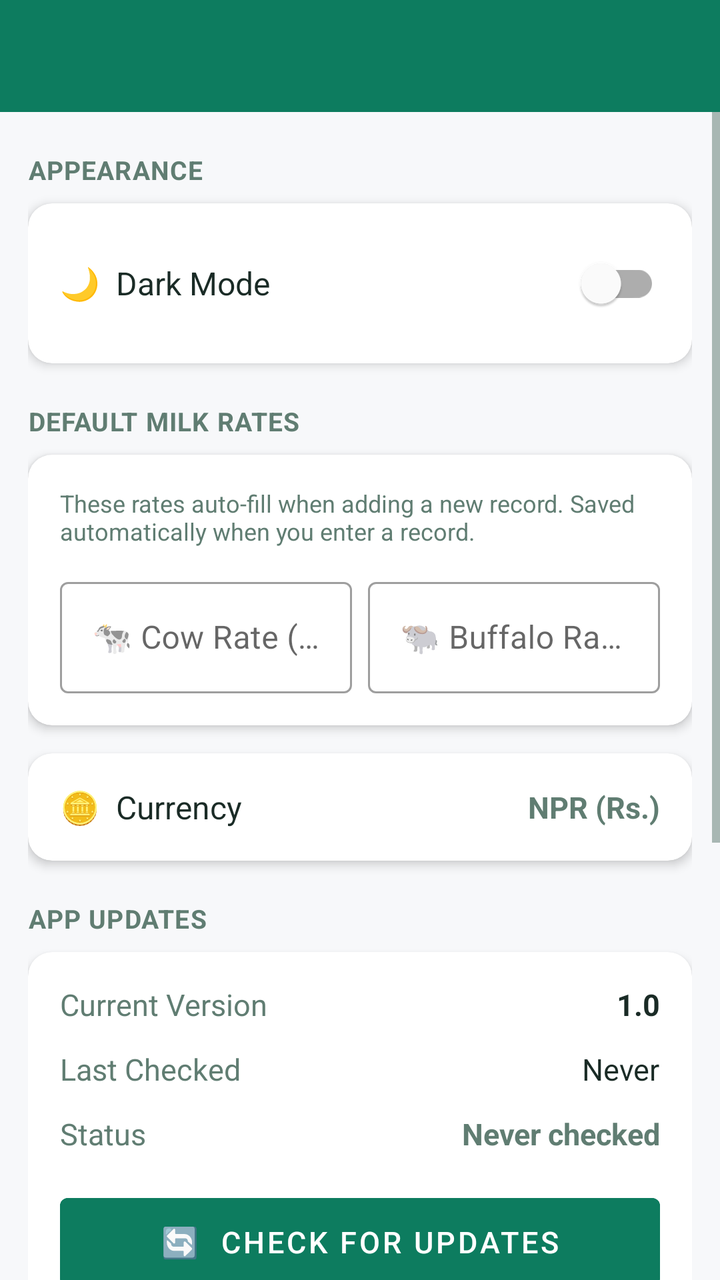
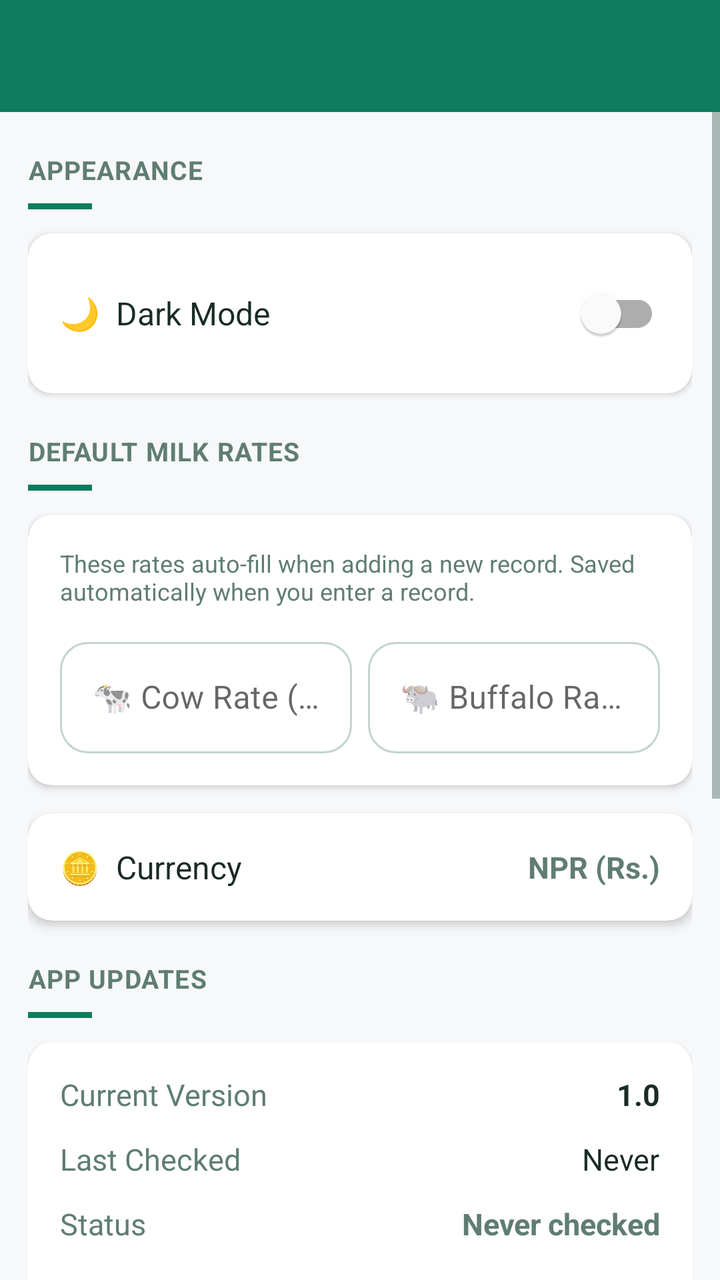

The first picture is an Android layout as it rendered before a commit; the second is the same layout after the commit. The layout source and the unified diff follow.
<!-- AndroidManifest.xml: application theme Theme.MilkDiary -->
<!-- res/layout/activity_settings.xml -->
<?xml version="1.0" encoding="utf-8"?>
<LinearLayout xmlns:android="http://schemas.android.com/apk/res/android"
    xmlns:app="http://schemas.android.com/apk/res-auto"
    android:layout_width="match_parent"
    android:layout_height="match_parent"
    android:orientation="vertical"
    android:background="@color/background">

    <com.google.android.material.appbar.MaterialToolbar
        android:id="@+id/toolbar"
        android:layout_width="match_parent"
        android:layout_height="?attr/actionBarSize"
        android:background="@color/primary"
        app:titleTextColor="@color/text_on_primary"
        app:navigationIconTint="@color/text_on_primary" />

    <ScrollView
        android:layout_width="match_parent"
        android:layout_height="match_parent">

        <LinearLayout
            android:layout_width="match_parent"
            android:layout_height="wrap_content"
            android:orientation="vertical"
            android:padding="14dp">

            
            <TextView
                android:layout_width="match_parent"
                android:layout_height="wrap_content"
                android:text="APPEARANCE"
                style="@style/SectionLabel" />

            <androidx.cardview.widget.CardView
                android:layout_width="match_parent"
                android:layout_height="wrap_content"
                android:layout_marginBottom="14dp"
                app:cardCornerRadius="12dp"
                app:cardElevation="3dp"
                app:cardBackgroundColor="@color/card_bg">

                <LinearLayout
                    android:layout_width="match_parent"
                    android:layout_height="wrap_content"
                    android:orientation="horizontal"
                    android:padding="16dp"
                    android:gravity="center_vertical">

                    <TextView
                        android:layout_width="0dp"
                        android:layout_height="wrap_content"
                        android:layout_weight="1"
                        android:text="🌙  Dark Mode"
                        android:textSize="16sp"
                        android:textColor="@color/text_primary" />

                    <com.google.android.material.switchmaterial.SwitchMaterial
                        android:id="@+id/switchDarkMode"
                        android:layout_width="wrap_content"
                        android:layout_height="wrap_content" />
                </LinearLayout>
            </androidx.cardview.widget.CardView>

            
            <TextView
                android:layout_width="match_parent"
                android:layout_height="wrap_content"
                android:text="DEFAULT MILK RATES"
                style="@style/SectionLabel" />

            <androidx.cardview.widget.CardView
                android:layout_width="match_parent"
                android:layout_height="wrap_content"
                android:layout_marginBottom="14dp"
                app:cardCornerRadius="12dp"
                app:cardElevation="3dp"
                app:cardBackgroundColor="@color/card_bg">

                <LinearLayout
                    android:layout_width="match_parent"
                    android:layout_height="wrap_content"
                    android:orientation="vertical"
                    android:padding="16dp">

                    <TextView
                        android:layout_width="match_parent"
                        android:layout_height="wrap_content"
                        android:text="These rates auto-fill when adding a new record. Saved automatically when you enter a record."
                        android:textSize="12sp"
                        android:textColor="@color/text_secondary"
                        android:paddingBottom="12dp" />

                    <LinearLayout
                        android:layout_width="match_parent"
                        android:layout_height="wrap_content"
                        android:orientation="horizontal">

                        <com.google.android.material.textfield.TextInputLayout
                            android:layout_width="0dp"
                            android:layout_height="wrap_content"
                            android:layout_weight="1"
                            android:layout_marginEnd="8dp"
                            android:hint="🐄 Cow Rate (Rs/L)"
                            style="@style/Widget.MaterialComponents.TextInputLayout.OutlinedBox">

                            <com.google.android.material.textfield.TextInputEditText
                                android:id="@+id/etDefaultCowRate"
                                android:layout_width="match_parent"
                                android:layout_height="wrap_content"
                                android:inputType="numberDecimal"
                                android:textSize="16sp"
                                android:selectAllOnFocus="true" />
                        </com.google.android.material.textfield.TextInputLayout>

                        <com.google.android.material.textfield.TextInputLayout
                            android:layout_width="0dp"
                            android:layout_height="wrap_content"
                            android:layout_weight="1"
                            android:hint="🐃 Buffalo Rate (Rs/L)"
                            style="@style/Widget.MaterialComponents.TextInputLayout.OutlinedBox">

                            <com.google.android.material.textfield.TextInputEditText
                                android:id="@+id/etDefaultBufRate"
                                android:layout_width="match_parent"
                                android:layout_height="wrap_content"
                                android:inputType="numberDecimal"
                                android:textSize="16sp"
                                android:selectAllOnFocus="true" />
                        </com.google.android.material.textfield.TextInputLayout>
                    </LinearLayout>
                </LinearLayout>
            </androidx.cardview.widget.CardView>

            
            <androidx.cardview.widget.CardView
                android:layout_width="match_parent"
                android:layout_height="wrap_content"
                android:layout_marginBottom="14dp"
                app:cardCornerRadius="12dp"
                app:cardElevation="3dp"
                app:cardBackgroundColor="@color/card_bg">

                <LinearLayout
                    android:layout_width="match_parent"
                    android:layout_height="wrap_content"
                    android:orientation="horizontal"
                    android:padding="16dp"
                    android:gravity="center_vertical">

                    <TextView
                        android:layout_width="0dp"
                        android:layout_height="wrap_content"
                        android:layout_weight="1"
                        android:text="🪙  Currency"
                        android:textSize="16sp"
                        android:textColor="@color/text_primary" />

                    <TextView
                        android:layout_width="wrap_content"
                        android:layout_height="wrap_content"
                        android:text="NPR (Rs.)"
                        android:textSize="15sp"
                        android:textColor="@color/text_secondary"
                        android:textStyle="bold" />
                </LinearLayout>
            </androidx.cardview.widget.CardView>

            
            <TextView
                android:layout_width="match_parent"
                android:layout_height="wrap_content"
                android:text="APP UPDATES"
                style="@style/SectionLabel" />

            <androidx.cardview.widget.CardView
                android:layout_width="match_parent"
                android:layout_height="wrap_content"
                android:layout_marginBottom="14dp"
                app:cardCornerRadius="12dp"
                app:cardElevation="3dp"
                app:cardBackgroundColor="@color/card_bg">

                <LinearLayout
                    android:layout_width="match_parent"
                    android:layout_height="wrap_content"
                    android:orientation="vertical"
                    android:padding="16dp">

                    <LinearLayout
                        android:layout_width="match_parent"
                        android:layout_height="wrap_content"
                        android:orientation="horizontal"
                        android:layout_marginBottom="12dp">

                        <TextView
                            android:layout_width="0dp"
                            android:layout_height="wrap_content"
                            android:layout_weight="1"
                            android:text="Current Version"
                            android:textColor="@color/text_secondary"
                            android:textSize="15sp" />

                        <TextView
                            android:id="@+id/tvCurrentVersion"
                            android:layout_width="wrap_content"
                            android:layout_height="wrap_content"
                            android:text="1.0"
                            android:textColor="@color/text_primary"
                            android:textSize="15sp"
                            android:textStyle="bold" />
                    </LinearLayout>

                    <LinearLayout
                        android:layout_width="match_parent"
                        android:layout_height="wrap_content"
                        android:orientation="horizontal"
                        android:layout_marginBottom="12dp">

                        <TextView
                            android:layout_width="0dp"
                            android:layout_height="wrap_content"
                            android:layout_weight="1"
                            android:text="Last Checked"
                            android:textColor="@color/text_secondary"
                            android:textSize="15sp" />

                        <TextView
                            android:id="@+id/tvLastUpdateCheck"
                            android:layout_width="wrap_content"
                            android:layout_height="wrap_content"
                            android:text="Never"
                            android:textColor="@color/text_primary"
                            android:textSize="15sp" />
                    </LinearLayout>

                    <LinearLayout
                        android:layout_width="match_parent"
                        android:layout_height="wrap_content"
                        android:orientation="horizontal"
                        android:layout_marginBottom="16dp">

                        <TextView
                            android:layout_width="0dp"
                            android:layout_height="wrap_content"
                            android:layout_weight="1"
                            android:text="Status"
                            android:textColor="@color/text_secondary"
                            android:textSize="15sp" />

                        <TextView
                            android:id="@+id/tvUpdateStatus"
                            android:layout_width="wrap_content"
                            android:layout_height="wrap_content"
                            android:text="Never checked"
                            android:textColor="@color/text_secondary"
                            android:textSize="15sp"
                            android:textStyle="bold" />
                    </LinearLayout>

                    <Button
                        android:id="@+id/btnCheckUpdates"
                        android:layout_width="match_parent"
                        android:layout_height="56dp"
                        android:text="🔄  Check for Updates"
                        android:textSize="15sp"
                        android:backgroundTint="@color/primary" />
                </LinearLayout>
            </androidx.cardview.widget.CardView>

            
            <TextView
                android:layout_width="match_parent"
                android:layout_height="wrap_content"
                android:text="DATA MANAGEMENT"
                style="@style/SectionLabel" />

            <Button
                android:id="@+id/btnBackup"
                android:layout_width="match_parent"
                android:layout_height="56dp"
                android:layout_marginBottom="10dp"
                android:text="📤  Backup Database"
                android:textSize="15sp"
                android:backgroundTint="@color/primary" />

            <Button
                android:id="@+id/btnRestore"
                android:layout_width="match_parent"
                android:layout_height="56dp"
                android:layout_marginBottom="10dp"
                android:text="📥  Restore Data"
                android:textSize="15sp"
                android:backgroundTint="@color/primary_dark" />

            <Button
                android:id="@+id/btnExportCsv"
                android:layout_width="match_parent"
                android:layout_height="56dp"
                android:layout_marginBottom="24dp"
                android:text="📊  Export CSV"
                android:textSize="15sp"
                android:backgroundTint="@color/accent" />

            <TextView
                android:layout_width="match_parent"
                android:layout_height="wrap_content"
                android:text="Milk Diary v1.0  •  Fully Offline  •  Data stored on this device"
                android:gravity="center"
                android:textSize="12sp"
                android:textColor="@color/text_secondary"
                android:paddingBottom="4dp" />

            <TextView
                android:layout_width="match_parent"
                android:layout_height="wrap_content"
                android:text="@string/developer_credit"
                android:gravity="center"
                android:textSize="12sp"
                android:textStyle="bold"
                android:textColor="@color/text_secondary"
                android:paddingBottom="16dp" />

        </LinearLayout>
    </ScrollView>
</LinearLayout>
<!-- resources referenced by this layout -->
<resources>
  <color name="accent">#E8913A</color>
  <color name="background">#F7F8FA</color>
  <color name="card_bg">#FFFFFF</color>
  <color name="primary">#0D7C5F</color>
  <color name="primary_dark">#095E48</color>
  <color name="text_on_primary">#FFFFFF</color>
  <color name="text_primary">#1A2B26</color>
  <color name="text_secondary">#607D72</color>
  <string name="developer_credit">Developer Name - Nabin Thapa</string>
  <style name="SectionLabel">
          <item name="android:layout_width">match_parent</item>
          <item name="android:layout_height">wrap_content</item>
          <item name="android:textSize">13sp</item>
          <item name="android:textColor">@color/text_secondary</item>
          <item name="android:textStyle">bold</item>
          <item name="android:letterSpacing">0.03</item>
          <item name="android:paddingBottom">8dp</item>
          <item name="android:paddingTop">6dp</item>
      </style>
  <style name="Theme.MilkDiary" parent="Theme.MaterialComponents.DayNight.NoActionBar">
          <item name="colorPrimary">@color/primary</item>
          <item name="colorPrimaryDark">@color/primary_dark</item>
          <item name="colorAccent">@color/accent</item>
          <item name="android:colorBackground">@color/background</item>
          <item name="colorSurface">@color/surface</item>
          <item name="android:textColorPrimary">@color/text_primary</item>
          <item name="android:textColorSecondary">@color/text_secondary</item>
          <item name="windowActionBar">false</item>
          <item name="windowNoTitle">true</item>
          <item name="android:statusBarColor">@color/primary_dark</item>
          <item name="android:navigationBarColor">@color/background</item>
      </style>
  <color name="surface">#FFFFFF</color>
</resources>

<!-- the commit's change to res/layout/activity_settings.xml (unified diff, before → after) -->
@@ -30,13 +30,14 @@
                 android:layout_height="wrap_content"
                 android:text="APPEARANCE"
                 style="@style/SectionLabel" />
+            <View style="@style/SectionDivider" />
 
             <androidx.cardview.widget.CardView
                 android:layout_width="match_parent"
                 android:layout_height="wrap_content"
                 android:layout_marginBottom="14dp"
                 app:cardCornerRadius="12dp"
-                app:cardElevation="3dp"
+                app:cardElevation="2dp"
                 app:cardBackgroundColor="@color/card_bg">
 
                 <LinearLayout
@@ -67,13 +68,14 @@
                 android:layout_height="wrap_content"
                 android:text="DEFAULT MILK RATES"
                 style="@style/SectionLabel" />
+            <View style="@style/SectionDivider" />
 
             <androidx.cardview.widget.CardView
                 android:layout_width="match_parent"
                 android:layout_height="wrap_content"
                 android:layout_marginBottom="14dp"
                 app:cardCornerRadius="12dp"
-                app:cardElevation="3dp"
+                app:cardElevation="2dp"
                 app:cardBackgroundColor="@color/card_bg">
 
                 <LinearLayout
@@ -101,7 +103,7 @@
                             android:layout_weight="1"
                             android:layout_marginEnd="8dp"
                             android:hint="🐄 Cow Rate (Rs/L)"
-                            style="@style/Widget.MaterialComponents.TextInputLayout.OutlinedBox">
+                            style="@style/InputField">
 
                             <com.google.android.material.textfield.TextInputEditText
                                 android:id="@+id/etDefaultCowRate"
@@ -117,7 +119,7 @@
                             android:layout_height="wrap_content"
                             android:layout_weight="1"
                             android:hint="🐃 Buffalo Rate (Rs/L)"
-                            style="@style/Widget.MaterialComponents.TextInputLayout.OutlinedBox">
+                            style="@style/InputField">
 
                             <com.google.android.material.textfield.TextInputEditText
                                 android:id="@+id/etDefaultBufRate"
@@ -171,13 +173,14 @@
                 android:layout_height="wrap_content"
                 android:text="APP UPDATES"
                 style="@style/SectionLabel" />
+            <View style="@style/SectionDivider" />
 
             <androidx.cardview.widget.CardView
                 android:layout_width="match_parent"
                 android:layout_height="wrap_content"
                 android:layout_marginBottom="14dp"
                 app:cardCornerRadius="12dp"
-                app:cardElevation="3dp"
+                app:cardElevation="2dp"
                 app:cardBackgroundColor="@color/card_bg">
 
                 <LinearLayout
@@ -263,7 +266,10 @@
                         android:layout_height="56dp"
                         android:text="🔄  Check for Updates"
                         android:textSize="15sp"
-                        android:backgroundTint="@color/primary" />
+                        android:textStyle="bold"
+                        android:backgroundTint="@color/primary"
+                        app:cornerRadius="14dp"
+                        android:stateListAnimator="@null" />
                 </LinearLayout>
             </androidx.cardview.widget.CardView>
 
@@ -273,6 +279,7 @@
                 android:layout_height="wrap_content"
                 android:text="DATA MANAGEMENT"
                 style="@style/SectionLabel" />
+            <View style="@style/SectionDivider" />
 
             <Button
                 android:id="@+id/btnBackup"
@@ -281,7 +288,10 @@
                 android:layout_marginBottom="10dp"
                 android:text="📤  Backup Database"
                 android:textSize="15sp"
-                android:backgroundTint="@color/primary" />
+                android:textStyle="bold"
+                android:backgroundTint="@color/primary"
+                app:cornerRadius="14dp"
+                android:stateListAnimator="@null" />
 
             <Button
                 android:id="@+id/btnRestore"
@@ -290,7 +300,10 @@
                 android:layout_marginBottom="10dp"
                 android:text="📥  Restore Data"
                 android:textSize="15sp"
-                android:backgroundTint="@color/primary_dark" />
+                android:textStyle="bold"
+                android:backgroundTint="@color/primary_dark"
+                app:cornerRadius="14dp"
+                android:stateListAnimator="@null" />
 
             <Button
                 android:id="@+id/btnExportCsv"
@@ -299,7 +312,10 @@
                 android:layout_marginBottom="24dp"
                 android:text="📊  Export CSV"
                 android:textSize="15sp"
-                android:backgroundTint="@color/accent" />
+                android:textStyle="bold"
+                android:backgroundTint="@color/accent"
+                app:cornerRadius="14dp"
+                android:stateListAnimator="@null" />
 
             <TextView
                 android:layout_width="match_parent"
<!-- resource entries referenced after the edit -->
@@ -9,6 +9,20 @@
   <color name="text_primary">#1A2B26</color>
   <color name="text_secondary">#607D72</color>
   <string name="developer_credit">Developer Name - Nabin Thapa</string>
+  <style name="InputField" parent="Widget.MaterialComponents.TextInputLayout.OutlinedBox">
+          <item name="boxCornerRadiusTopStart">14dp</item>
+          <item name="boxCornerRadiusTopEnd">14dp</item>
+          <item name="boxCornerRadiusBottomStart">14dp</item>
+          <item name="boxCornerRadiusBottomEnd">14dp</item>
+          <item name="boxStrokeColor">@color/input_stroke_selector</item>
+          <item name="hintTextColor">@color/text_secondary</item>
+      </style>
+  <style name="SectionDivider">
+          <item name="android:layout_width">32dp</item>
+          <item name="android:layout_height">3dp</item>
+          <item name="android:background">@color/primary</item>
+          <item name="android:layout_marginBottom">12dp</item>
+      </style>
   <style name="SectionLabel">
           <item name="android:layout_width">match_parent</item>
           <item name="android:layout_height">wrap_content</item>
